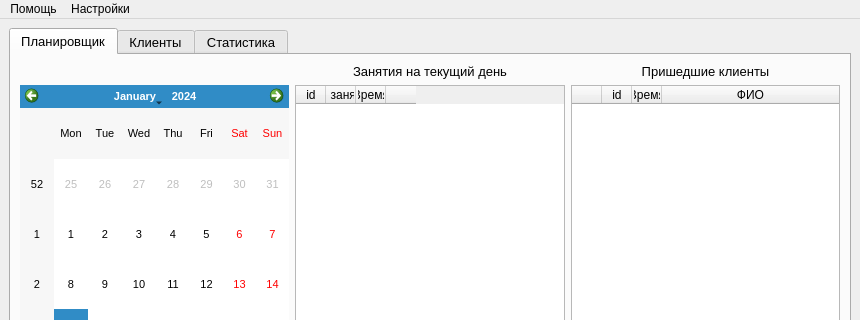
Old version of the form ui_files_py/ui/main_window.ui in the repository IvanBrekman/ClientsPlanner; both pictures show x 0 to 860 and y 0 to 320 of the 860 by 650 pixel window.
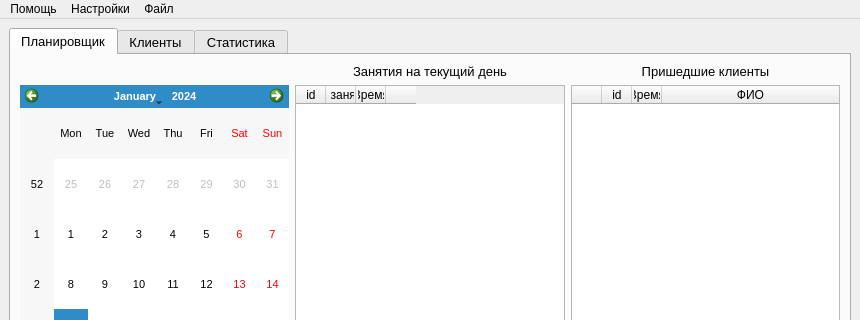
New version of the form.

```diff
--- a/ui_files_py/ui/main_window.ui
+++ b/ui_files_py/ui/main_window.ui
@@ -689,8 +689,15 @@
     </property>
     <addaction name="preferences_action"/>
    </widget>
+   <widget class="QMenu" name="menu">
+    <property name="title">
+     <string>Файл</string>
+    </property>
+    <addaction name="actionopen"/>
+   </widget>
    <addaction name="help_menu"/>
    <addaction name="settings_menu"/>
+   <addaction name="menu"/>
   </widget>
   <widget class="QStatusBar" name="statusbar"/>
   <action name="about_action">
```
Left out of the diff: 5 changed lines with no effect on the pictures.
